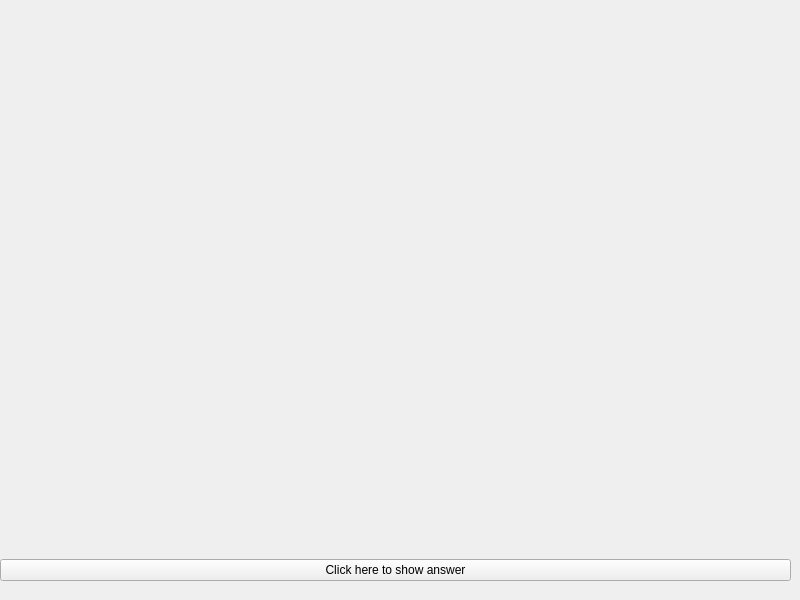
Before: the Qt Designer form Other/answer.ui in ayaelsayed25/Linear-Equations-Python-App, drawn with Qt 5.
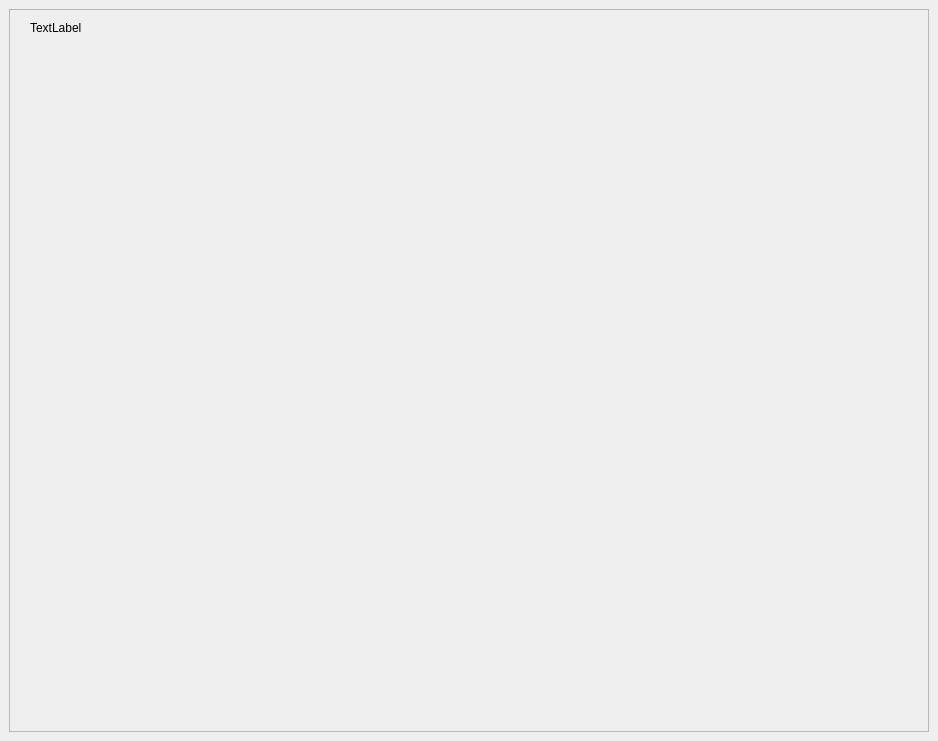
After: the same form once the commit is applied.

What changed in the file:
```diff
--- a/Other/answer.ui
+++ b/Other/answer.ui
@@ -6,113 +6,46 @@
    <rect>
     <x>0</x>
     <y>0</y>
-    <width>800</width>
-    <height>600</height>
+    <width>938</width>
+    <height>741</height>
    </rect>
   </property>
   <property name="windowTitle">
    <string>MainWindow</string>
   </property>
   <widget class="QWidget" name="centralwidget">
-   <widget class="QWidget" name="gridLayoutWidget">
-    <property name="geometry">
-     <rect>
-      <x>0</x>
-      <y>0</y>
-      <width>791</width>
-      <height>581</height>
-     </rect>
-    </property>
-    <layout class="QGridLayout" name="gridLayout">
-     <item row="0" column="0">
-      <widget class="QLabel" name="label">
-       <property name="sizePolicy">
-        <sizepolicy hsizetype="Expanding" vsizetype="Expanding">
-         <horstretch>0</horstretch>
-         <verstretch>0</verstretch>
-        </sizepolicy>
+   <layout class="QGridLayout" name="gridLayout">
+    <item row="0" column="0">
+     <widget class="QScrollArea" name="scrollArea">
+      <property name="widgetResizable">
+       <bool>true</bool>
+      </property>
+      <widget class="QWidget" name="scrollAreaWidgetContents">
+       <property name="geometry">
+        <rect>
+         <x>0</x>
+         <y>0</y>
+         <width>914</width>
+         <height>717</height>
+        </rect>
        </property>
-       <property name="palette">
-        <palette>
-         <active>
-          <colorrole role="Base">
-           <brush brushstyle="SolidPattern">
-            <color alpha="255">
-             <red>255</red>
-             <green>255</green>
-             <blue>255</blue>
-            </color>
-           </brush>
-          </colorrole>
-          <colorrole role="Window">
-           <brush brushstyle="SolidPattern">
-            <color alpha="255">
-             <red>255</red>
-             <green>255</green>
-             <blue>255</blue>
-            </color>
-           </brush>
-          </colorrole>
-         </active>
-         <inactive>
-          <colorrole role="Base">
-           <brush brushstyle="SolidPattern">
-            <color alpha="255">
-             <red>255</red>
-             <green>255</green>
-             <blue>255</blue>
-            </color>
-           </brush>
-          </colorrole>
-          <colorrole role="Window">
-           <brush brushstyle="SolidPattern">
-            <color alpha="255">
-             <red>255</red>
-             <green>255</green>
-             <blue>255</blue>
-            </color>
-           </brush>
-          </colorrole>
-         </inactive>
-         <disabled>
-          <colorrole role="Base">
-           <brush brushstyle="SolidPattern">
-            <color alpha="255">
-             <red>255</red>
-             <green>255</green>
-             <blue>255</blue>
-            </color>
-           </brush>
-          </colorrole>
-          <colorrole role="Window">
-           <brush brushstyle="SolidPattern">
-            <color alpha="255">
-             <red>255</red>
-             <green>255</green>
-             <blue>255</blue>
-            </color>
-           </brush>
-          </colorrole>
-         </disabled>
-        </palette>
-       </property>
-       <property name="text">
-        <string> </string>
-       </property>
-       <property name="alignment">
-        <set>Qt::AlignCenter</set>
-       </property>
+       <widget class="QLabel" name="label">
+        <property name="geometry">
+         <rect>
+          <x>20</x>
+          <y>10</y>
+          <width>55</width>
+          <height>16</height>
+         </rect>
+        </property>
+        <property name="text">
+         <string>TextLabel</string>
+        </property>
+       </widget>
       </widget>
-     </item>
-     <item row="1" column="0">
-      <widget class="QPushButton" name="show_answer">
-       <property name="text">
-        <string>Click here to show answer</string>
-       </property>
-      </widget>
-     </item>
-    </layout>
-   </widget>
+     </widget>
+    </item>
+   </layout>
   </widget>
  </widget>
  <resources/>
```
